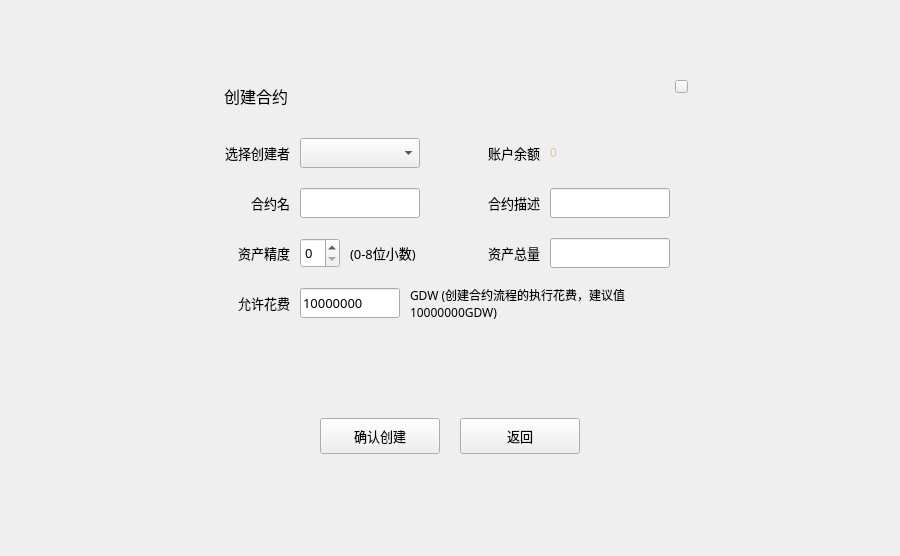
Before: the Qt Designer form dialog/createtokendialog.ui in realm520/gdwcoin, drawn with Qt 5.
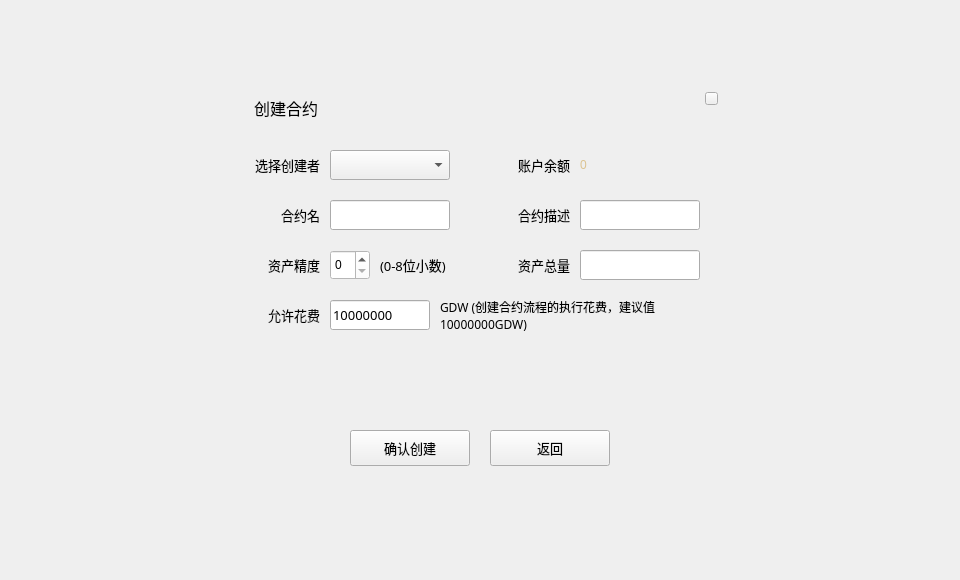
After: the same form once the commit is applied.

What changed in the file:
```diff
--- a/dialog/createtokendialog.ui
+++ b/dialog/createtokendialog.ui
@@ -6,8 +6,8 @@
    <rect>
     <x>0</x>
     <y>0</y>
-    <width>900</width>
-    <height>556</height>
+    <width>960</width>
+    <height>580</height>
    </rect>
   </property>
   <property name="windowTitle">
@@ -21,8 +21,8 @@
     <rect>
      <x>0</x>
      <y>0</y>
-     <width>900</width>
-     <height>556</height>
+     <width>960</width>
+     <height>580</height>
     </rect>
    </property>
    <property name="font">
@@ -37,8 +37,8 @@
    <widget class="QWidget" name="containerWidget" native="true">
     <property name="geometry">
      <rect>
-      <x>200</x>
-      <y>68</y>
+      <x>230</x>
+      <y>80</y>
       <width>500</width>
       <height>420</height>
      </rect>
@@ -433,6 +433,9 @@
          <height>30</height>
         </rect>
        </property>
+       <property name="styleSheet">
+        <string notr="true">background-color: rgb(255, 255, 255);</string>
+       </property>
        <property name="maximum">
         <number>8</number>
        </property>
```
